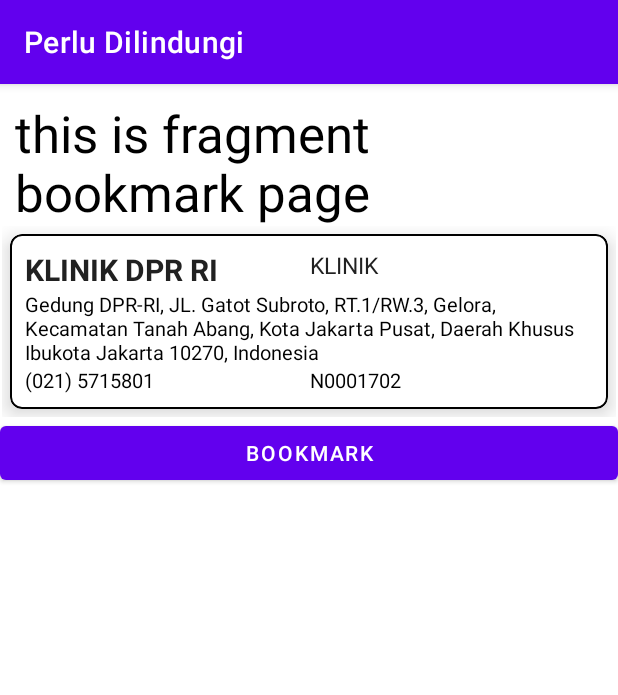
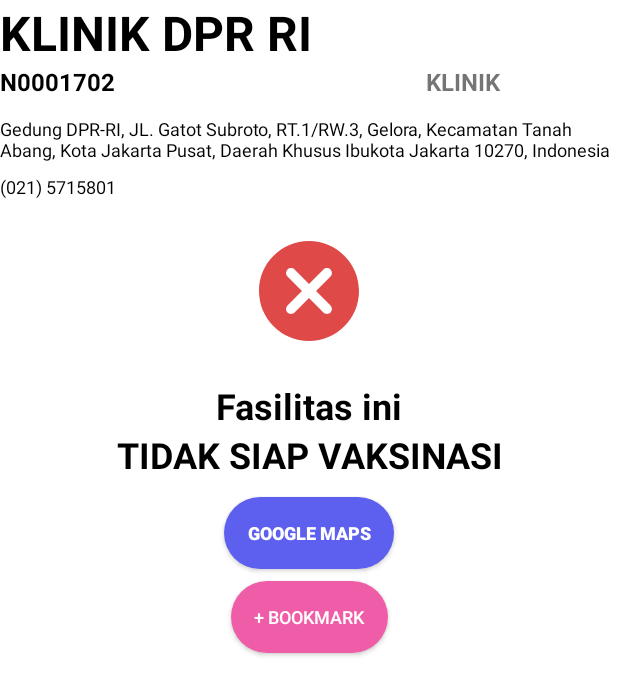
Before and after one commit to leomatt547/perlu-dilindungi, an Android app: the fragment BookmarkFragment shown on its own in the app's theme, after a tap on "KLINIK DPR RI", on a phone screen of 412 x 824 dp. Shown: the top 695 px of the screen. Run offline under Robolectric (Android 15) with nearby library versions, the phone set to English and light mode, and no system bars; our stand-ins replace Room's generated code; 1 other tap on this screen came first.

Commit message:
finishing faskes

```diff
--- a/PerluDilindungi/app/src/main/AndroidManifest.xml
+++ b/PerluDilindungi/app/src/main/AndroidManifest.xml
@@ -21,6 +21,9 @@
         android:supportsRtl="true"
         android:theme="@style/Theme.PerluDilindungi">
         <activity
+            android:name=".ui.faskes.FaskesDetailActivity"
+            android:exported="false" />
+        <activity
             android:name=".SplashActivity"
             android:exported="true">
             <intent-filter>
@@ -35,8 +38,7 @@
         <activity
             android:name=".MainActivity"
             android:exported="true"
-            android:label="@string/app_name">
-        </activity>
+            android:label="@string/app_name" />
         <activity
             android:name=".ui.berita.WebViewActivity"
             android:exported="false" />
--- a/PerluDilindungi/app/src/main/java/com/android72/perludilindungi/ui/bookmark/BookmarkAdapter.kt
+++ b/PerluDilindungi/app/src/main/java/com/android72/perludilindungi/ui/bookmark/BookmarkAdapter.kt
@@ -1,5 +1,7 @@
 package com.android72.perludilindungi.ui.bookmark
 
+import android.content.Intent
+import android.os.Bundle
 import android.view.LayoutInflater
 import android.view.View
 import android.view.ViewGroup
@@ -8,6 +10,7 @@ import com.android72.perludilindungi.R
 import com.android72.perludilindungi.backend.model.Bookmark
 import kotlinx.android.synthetic.main.row_faskes.view.*
 import androidx.navigation.findNavController
+import com.android72.perludilindungi.ui.faskes.FaskesDetailActivity
 
 class BookmarkAdapter: RecyclerView.Adapter<BookmarkAdapter.MyViewHolder>() {
 
@@ -34,7 +37,19 @@ class BookmarkAdapter: RecyclerView.Adapter<BookmarkAdapter.MyViewHolder>() {
         // below buat click navigate to faskes detail
         holder.itemView.rowLayout.setOnClickListener {
             //val action = ListItemDirections.actionListItemToFragmentBookmarkDetail(currentItem)
-            holder.itemView.findNavController().navigate(R.id.action_listItem_to_fragmentDetail)
+//            holder.itemView.findNavController().navigate(R.id.action_listItem_to_fragmentDetail)
+            val intent = Intent( it.context, FaskesDetailActivity::class.java)
+            val bundle = Bundle()
+            //intent.putExtra("listFaskesDetailData", listFaskes[position]as Serializable)
+            intent.putExtra("faskesNamaStr", currentItem.nama)
+            intent.putExtra("faskesJenisStr", currentItem.jenis_faskes)
+            intent.putExtra("faskesAlamatStr", currentItem.alamat)
+            intent.putExtra("faskesTelpStr", currentItem.telp)
+            intent.putExtra("faskesKodeStr", currentItem.kode)
+//            intent.putExtra("latitude",  holder.itemView.listFaskes.get(position).latitude)
+//            intent.putExtra("longitude",  holder.itemView.listFaskes.get(position).longitude)
+//            intent.putExtra("status",  holder.itemView.listFaskes.get(position).status)
+            it.context.startActivity(intent)
         }
     }
 
--- /dev/null
+++ b/PerluDilindungi/app/src/main/java/com/android72/perludilindungi/ui/faskes/FaskesDetailActivity.kt
@@ -0,0 +1,41 @@
+package com.android72.perludilindungi.ui.faskes
+
+import android.content.Intent
+import android.net.Uri
+import android.os.Bundle
+import androidx.appcompat.app.AppCompatActivity
+import com.android72.perludilindungi.R
+import com.android72.perludilindungi.databinding.ActivityFaskesDetailBinding
+
+class FaskesDetailActivity() : AppCompatActivity() {
+    private lateinit var _binding: ActivityFaskesDetailBinding
+    override fun onCreate(savedInstanceState: Bundle?) {
+        super.onCreate(savedInstanceState)
+        _binding = ActivityFaskesDetailBinding.inflate(layoutInflater)
+        supportActionBar?.hide()
+        setContentView(_binding.root)
+        val extras = intent.extras
+
+        if (extras != null) {
+            _binding.lblFaskesKode.text = extras.getString("faskesKodeStr")
+            _binding.lblFaskesNama.text = extras.getString("faskesNamaStr")
+            _binding.lblFaskesAlamat.text = extras.getString("faskesAlamatStr")
+            _binding.lblFaskesTelp.text = extras.getString("faskesTelpStr")
+            _binding.lblFaskesJenis.text = extras.getString("faskesJenisStr")
+            if (extras.getString("status") == "Siap Vaksinasi") {
+                _binding.imvFaskesStatus.setImageResource(R.drawable.ic_round_check_circle_80)
+                _binding.lblFaskesStatus.text = "SIAP VAKSINASI"
+            }else {
+                _binding.imvFaskesStatus.setImageResource(R.drawable.ic_round_cancel_red_80)
+                _binding.lblFaskesStatus.text = "TIDAK SIAP VAKSINASI"
+            }
+
+            _binding!!.btnMaps.setOnClickListener { // Creates an Intent that will load a map of San Francisco
+                val gmmIntentUri = Uri.parse("geo:${extras.getString("latitude")},${extras.getString("longitude")}")
+                val mapIntent = Intent(Intent.ACTION_VIEW, gmmIntentUri)
+                mapIntent.setPackage("com.google.android.apps.maps")
+                startActivity(mapIntent)
+            }
+        }
+    }
+}
--- a/PerluDilindungi/app/src/main/res/layout/fragment_detail.xml
+++ b/PerluDilindungi/app/src/main/res/layout/activity_faskes_detail.xml
@@ -6,7 +6,7 @@
     android:layout_height="match_parent"
     android:layout_marginTop="30dp"
     android:layout_marginHorizontal="10dp"
-    tools:context=".ui.faskes.FaskesDetail">
+    tools:context=".ui.faskes.FaskesDetailActivity">
 
     <TextView
         android:id="@+id/lbl_faskes_nama"
@@ -127,8 +127,7 @@
         android:textStyle="bold"
         app:layout_constraintEnd_toEndOf="parent"
         app:layout_constraintStart_toStartOf="parent"
-        app:layout_constraintTop_toBottomOf="@+id/lbl_faskes_status"
-        android:onClick="onClickMaps" />
+        app:layout_constraintTop_toBottomOf="@+id/lbl_faskes_status" />
 
     <androidx.appcompat.widget.AppCompatButton
         android:id="@+id/btn_bookmark"
@@ -142,7 +141,6 @@
         android:textSize="12sp"
         app:layout_constraintEnd_toEndOf="parent"
         app:layout_constraintStart_toStartOf="parent"
-        app:layout_constraintTop_toBottomOf="@+id/btn_maps"
-        android:onClick="onClickBookmark" />
+        app:layout_constraintTop_toBottomOf="@+id/btn_maps" />
 
 </androidx.constraintlayout.widget.ConstraintLayout>
--- a/PerluDilindungi/app/src/main/res/layout/fragment_faskes.xml
+++ b/PerluDilindungi/app/src/main/res/layout/fragment_faskes.xml
@@ -87,7 +87,7 @@
         android:layout_width="match_parent"
         android:layout_height="wrap_content"
         android:layout_marginTop="15dp"
-        android:paddingBottom="100dp"
+        android:paddingBottom="300dp"
         android:scrollbars="vertical"
         app:layoutManager="LinearLayoutManager"
         app:layout_constraintEnd_toEndOf="parent"
--- a/PerluDilindungi/build.gradle
+++ b/PerluDilindungi/build.gradle
@@ -8,7 +8,7 @@ buildscript {
         classpath 'com.android.tools.build:gradle:7.1.2'
         classpath "org.jetbrains.kotlin:kotlin-gradle-plugin:1.6.10"
         classpath("androidx.navigation:navigation-safe-args-gradle-plugin:2.4.1")
-
+        classpath "org.jetbrains.kotlin:kotlin-serialization:1.6.10"
         // NOTE: Do not place your application dependencies here; they belong
         // in the individual module build.gradle files
     }
```
Also changed, not shown: PerluDilindungi/app/build.gradle (+7 -3 lines), PerluDilindungi/app/src/main/java/com/android72/perludilindungi/ui/faskes/Faskes.kt (+8 -5 lines), PerluDilindungi/app/src/main/java/com/android72/perludilindungi/ui/faskes/FaskesAdapter.kt (+24 -4 lines), PerluDilindungi/app/src/main/java/com/android72/perludilindungi/ui/faskes/FaskesDetail.kt (deleted, +0 -59 lines), PerluDilindungi/app/src/main/java/com/android72/perludilindungi/ui/faskes/FaskesFragment.kt (+12 -4 lines).
